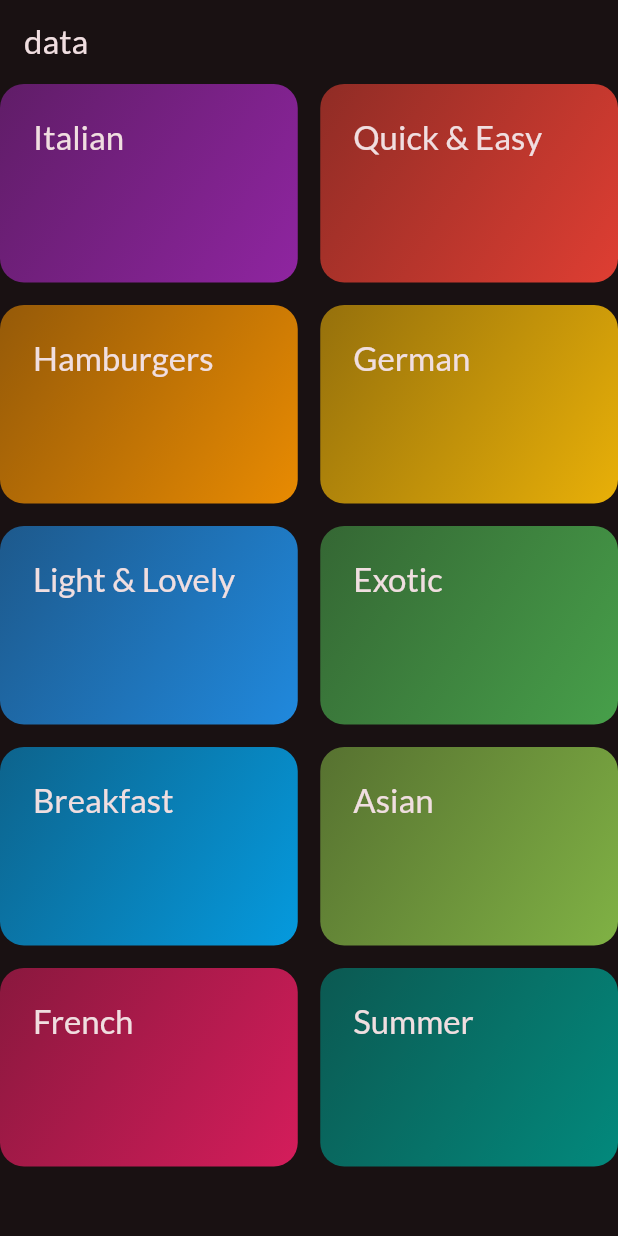
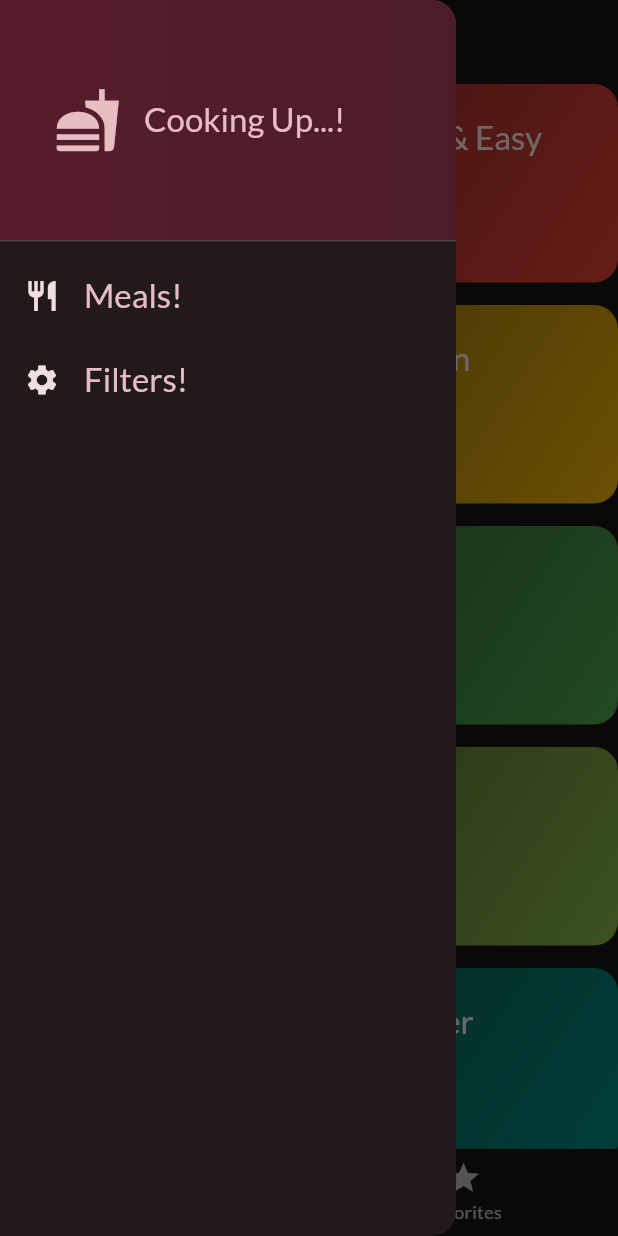
Before and after one commit to alaa2024Mandour/MealApp, a Flutter app: the screen it shows after launch, with the side drawer open (before the commit the screen has no drawer), on a phone screen of 412 x 824 dp. Run offline on Flutter 3.47's test engine with Material 3 defaults, Android fonts, the phone set to English and light mode, and no system bars; our stand-ins replace google_fonts, transparent_image.

```diff
--- a/lib/layouts/home_screen.dart
+++ b/lib/layouts/home_screen.dart
@@ -1,15 +1,21 @@
 import 'package:flutter/material.dart';
 import 'package:meal_app/data/dummy_data.dart';
 import 'package:meal_app/widgets/category_item.dart';
+
+import '../models/meal.dart';
 class HomeScreen extends StatelessWidget {
-  const HomeScreen({super.key});
-
+  const HomeScreen({super.key, required this.onToggleFavorites, required this.availableMeal});
+  final Function(Meal meal) onToggleFavorites;
+  final List<Meal> availableMeal;
   @override
   Widget build(BuildContext context) {
     return Scaffold(
-      appBar: AppBar(title: Text('data'),),
       body: GridView.builder(
-        itemBuilder: (BuildContext context, int index) => CategoryItem(category: availableCategories[index],),
+        itemBuilder: (BuildContext context, int index) => CategoryItem(
+          category: availableCategories[index],
+          onToggleFavorites: onToggleFavorites,
+          availableMeal: availableMeal,
+          ),
         itemCount: availableCategories.length,
         gridDelegate: SliverGridDelegateWithFixedCrossAxisCount(
             crossAxisCount: 2,
--- /dev/null
+++ b/lib/layouts/tabs_screen.dart
@@ -0,0 +1,129 @@
+import 'package:flutter/material.dart ';
+import 'package:meal_app/data/dummy_data.dart';
+import 'package:meal_app/layouts/home_screen.dart';
+import 'package:meal_app/layouts/meal_screen.dart';
+import 'package:meal_app/widgets/drawer_main.dart';
+
+import '../models/meal.dart';
+import 'filters_screen.dart';
+
+class TabsScreen extends StatefulWidget {
+  const TabsScreen({super.key });
+  @override
+  State<TabsScreen> createState() => _TabsScreenState();
+}
+
+const kInitialFitters = {
+  Filters.glutenFree:false,
+  Filters.lactoseFree:false,
+  Filters.vegan:false,
+  Filters.vegetarian:false
+};
+
+class _TabsScreenState extends State<TabsScreen> {
+  int _selectedPageIndex = 0;
+
+  void _selectPage(int index) {
+    setState(() {
+      _selectedPageIndex = index;
+    });
+  }
+
+
+  List<Meal> favoriteMeals = [];
+
+
+
+  Map<Filters,bool> _selectedFitters = kInitialFitters;
+
+  void _setScreen(String identifier) {
+    if (identifier == 'Filters') {
+      Navigator.pop(context);
+      Navigator.push(
+        context,
+        MaterialPageRoute(builder: (context) => FiltersScreen()),
+      ).then((onValue) => setState(() {
+        _selectedFitters= onValue?? kInitialFitters;
+        })
+      );
+    }else{
+      Navigator.pop(context);
+    }
+  }
+
+  late List<Meal> availableMeals = [] ;
+
+  void showSnakeBar(String message) {
+    ScaffoldMessenger.of(context).clearSnackBars();
+    ScaffoldMessenger.of(
+      context,
+    ).showSnackBar(SnackBar(content: Text(message)));
+  }
+
+  void _toggleMealFavStatus(Meal meal) {
+    final isExisting = favoriteMeals.contains(meal);
+    if (isExisting) {
+      setState(() {
+        favoriteMeals.remove(meal);
+      });
+      showSnakeBar('Removed From Favorites Meals');
+    } else {
+      setState(() {
+        favoriteMeals.add(meal);
+      });
+      showSnakeBar('Add To Favorites Meals');
+    }
+  }
+
+  @override
+  Widget build(BuildContext context) {
+
+    availableMeals = dummyMeals.where((meal){
+            if(_selectedFitters[Filters.vegetarian]! && !meal.isVegetarian){
+              return false;
+            }
+            if(_selectedFitters[Filters.vegan]! && !meal.isVegan){
+              return false;
+            }
+            if(_selectedFitters[Filters.lactoseFree]! && !meal.isLactoseFree){
+              return false;
+            }
+            if(_selectedFitters[Filters.glutenFree]! && !meal.isGlutenFree){
+              return false;
+            }
+            return true;
+    }).toList();
+
+    @override
+
+    Widget activeScreen =  HomeScreen(onToggleFavorites: _toggleMealFavStatus, availableMeal: availableMeals,);
+    return Scaffold(
+      appBar: AppBar(title: Text( _selectedPageIndex == 0 ? 'Categorise' : "Favorites")),
+      drawer: DrawerMain(onSelectScreen: _setScreen),
+      body: activeScreen,
+      bottomNavigationBar: BottomNavigationBar(
+        onTap: (index) {
+          _selectedPageIndex = index;
+          if(_selectedPageIndex == 0){
+            activeScreen = HomeScreen(onToggleFavorites: _toggleMealFavStatus, availableMeal: availableMeals,);
+          }else{
+            activeScreen =  MealScreen(
+              title: '',
+              meals: favoriteMeals,
+              onToggleFavorites: _toggleMealFavStatus,
+            );
+          }
+        },
+        currentIndex: _selectedPageIndex,
+        items: [
+          BottomNavigationBarItem(
+            icon: Icon(Icons.set_meal),
+            label: "Categories",
+          ),
+
+          BottomNavigationBarItem(icon: Icon(Icons.star), label: "Favorites"),
+        ],
+      ),
+    );
+  }
+}
--- a/lib/main.dart
+++ b/lib/main.dart
@@ -1,5 +1,6 @@
 import 'package:flutter/material.dart';
 import 'package:google_fonts/google_fonts.dart';
+import 'package:meal_app/layouts/tabs_screen.dart';
 
 import 'layouts/home_screen.dart';
 
@@ -23,7 +24,7 @@ class MyApp extends StatelessWidget {
         useMaterial3: true,
         textTheme: GoogleFonts.latoTextTheme()
       ),
-      home: const HomeScreen(),
+      home: const TabsScreen(),
     );
   }
 }
--- a/lib/widgets/category_item.dart
+++ b/lib/widgets/category_item.dart
@@ -1,24 +1,30 @@
 import 'package:flutter/material.dart';
-import 'package:meal_app/data/dummy_data.dart';
 import 'package:meal_app/layouts/meal_screen.dart';
 import 'package:meal_app/models/meal.dart';
 
 import '../models/category.dart';
 class CategoryItem extends StatelessWidget {
-  const CategoryItem({super.key, required this.category});
+  const CategoryItem({
+    super.key,
+    required this.category,
+    required this.onToggleFavorites,
+    required this.availableMeal
+  });
 
+  final List<Meal> availableMeal;
   final Category category;
-
+  final Function(Meal meal) onToggleFavorites;
   @override
   Widget build(BuildContext context) {
     return InkWell(
       onTap:() {
-        final List<Meal> filteredMeal = dummyMeals.where((meal)=>meal.categories.contains(category.id)).toList();
+        final List<Meal> filteredMeal = availableMeal.where((meal)=>meal.categories.contains(category.id)).toList();
         Navigator.of(context).push(
             MaterialPageRoute(
                 builder: (context) => MealScreen(
                   title: category.title,
                   meals: filteredMeal,
+                  onToggleFavorites: onToggleFavorites,
                 ),
             )
         );
--- /dev/null
+++ b/lib/widgets/drawer_main.dart
@@ -0,0 +1,73 @@
+import 'package:flutter/material.dart';
+class DrawerMain extends StatelessWidget {
+  const DrawerMain({
+    super.key,
+    required this.onSelectScreen});
+
+  final Function(String identifier) onSelectScreen;
+  @override
+  Widget build(BuildContext context) {
+    return Drawer(
+        child: Column(
+          children: [
+            DrawerHeader(
+              padding: EdgeInsets.symmetric(horizontal: 36),
+              decoration: BoxDecoration(
+                gradient: LinearGradient(colors: [
+                  Theme.of(context).colorScheme.onPrimary,
+                  Theme.of(context).colorScheme.onPrimary.withOpacity(0.8),
+                ])
+              ),
+                child: Row(
+                  children: [
+                    Icon(
+                        Icons.fastfood,
+                      size: 45,
+                      color: Theme.of(context).colorScheme.secondary,
+                    ),
+                    SizedBox(width: 15,),
+                    Text(
+                      'Cooking Up...!',
+                      style: Theme.of(context).textTheme.titleLarge!.copyWith(
+                        color: Theme.of(context).colorScheme.secondary,
+                      )
+                    )
+                  ],
+                )
+            ),
+            ListTile(
+              onTap: (){
+                onSelectScreen('Settings');
+              },
+              leading: Icon(
+                  Icons.restaurant,
+                  color :Theme.of(context).colorScheme.onBackground,
+              ),
+              title: Text(
+                  'Meals!',
+                  style: Theme.of(context).textTheme.titleLarge!.copyWith(
+                    color: Theme.of(context).colorScheme.secondary,
+                  )
+              ),
+            ),
+            ListTile(
+              onTap: (){
+                onSelectScreen('Filters');
+              },
+              leading: Icon(
+                Icons.settings,
+                color :Theme.of(context).colorScheme.onBackground,
+              ),
+              title: Text(
+                  'Filters!',
+                  style: Theme.of(context).textTheme.titleLarge!.copyWith(
+                    color: Theme.of(context).colorScheme.secondary,
+                  )
+              ),
+            )
+
+          ],
+        ),
+    );
+  }
+}
```
Also changed, not shown: lib/layouts/favorite_screen.dart (added, +9 -0 lines), lib/layouts/filters_screen.dart (added, +117 -0 lines), lib/layouts/meal_detail_screen.dart (+6 -1 lines), lib/layouts/meal_screen.dart (+25 -4 lines), lib/widgets/meal_item.dart (+3 -11 lines).
